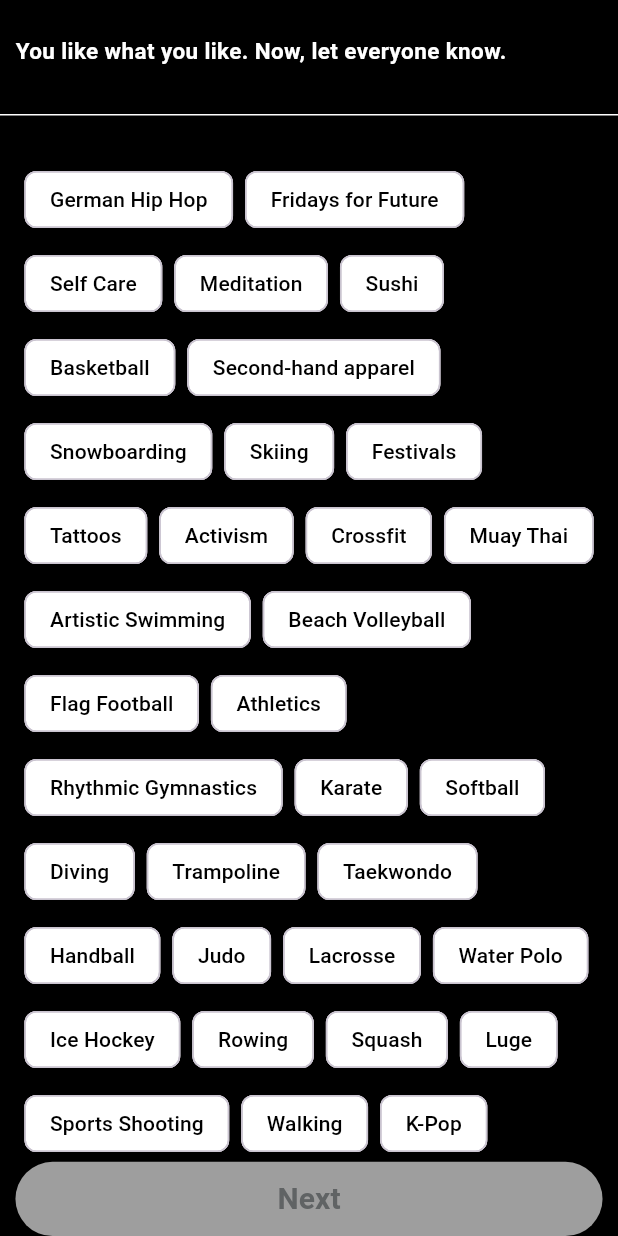
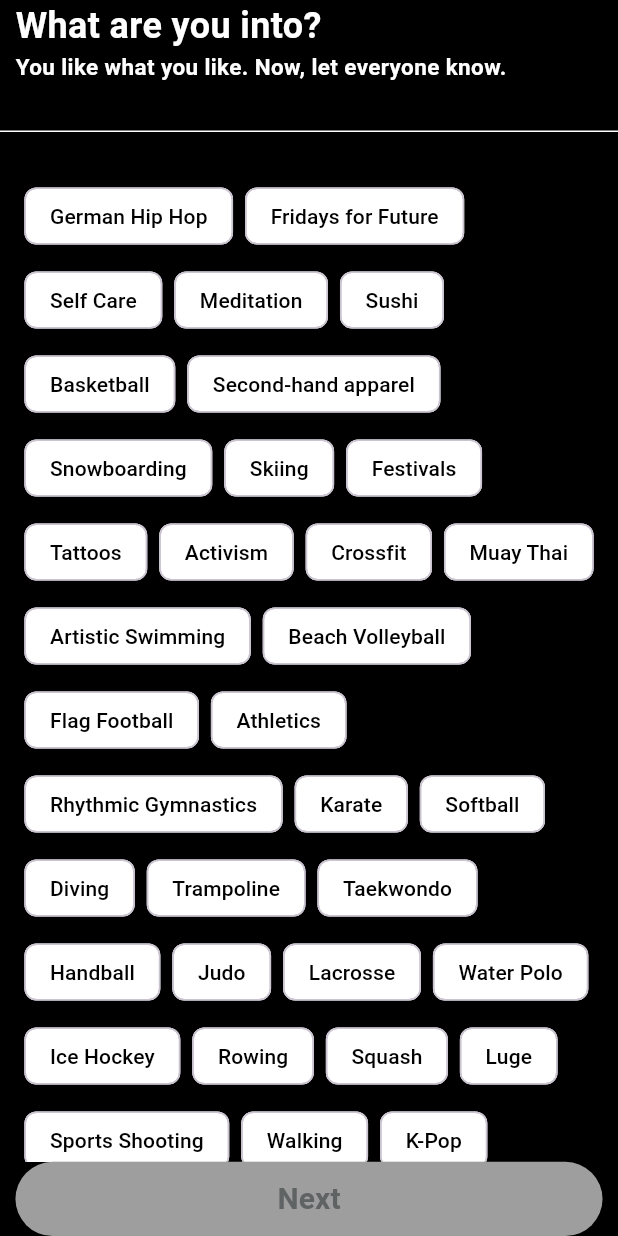
Before and after one commit to abdul-mannan07/tinderapp, a Flutter app: the HobbiesScreen screen opened directly, on a phone screen of 412 x 824 dp. Run offline on Flutter 3.47's test engine with Material 3 defaults, Android fonts, the light colour scheme and no system bars; our stand-ins replace dotted_border.

Commit message:
new update

```diff
--- a/lib/main.dart
+++ b/lib/main.dart
@@ -1,4 +1,5 @@
 import 'package:flutter/material.dart';
+import 'package:tinderapp/presentation/screens/browsing_flow/bottomnavigation_screen.dart';
 import 'package:tinderapp/presentation/screens/onboarding/dob_screen.dart';
 import 'package:tinderapp/presentation/screens/onboarding/lookingfor_screen.dart';
 import 'package:tinderapp/presentation/screens/onboarding/name_screen.dart';
@@ -22,7 +23,8 @@
       //home: PhoneScreen(),
       //home: NameScreen(),
       //home: LookingforScreen(),
-      home: DobScreen(),
+      // home: DobScreen(),
+      home: BottomNavScreen(),
     );
   }
 }
--- a/lib/presentation/theme/app_theme.dart
+++ b/lib/presentation/theme/app_theme.dart
@@ -4,10 +4,7 @@
   static ThemeData lightTheme = ThemeData(
     scaffoldBackgroundColor: Colors.white,
     textTheme: const TextTheme(
-      bodyMedium: TextStyle(
-        fontSize: 16,
-        color: Colors.black87,
-      ),
+      bodyMedium: TextStyle(fontSize: 16, color: Colors.black87),
     ),
   );
 
@@ -17,4 +14,10 @@
     begin: Alignment.topLeft,
     end: Alignment.bottomRight,
   );
+  // Add this static TextStyle for headings
+  static const TextStyle head1 = TextStyle(
+    fontSize: 24,
+    fontWeight: FontWeight.bold,
+    color: Colors.white,
+  );
 }
--- a/pubspec.yaml
+++ b/pubspec.yaml
@@ -35,6 +35,8 @@
   # Use with the CupertinoIcons class for iOS style icons.
   cupertino_icons: ^1.0.8
   intl: ^0.20.2
+  dotted_border: ^2.0.0
+
 
 dev_dependencies:
   flutter_test:
@@ -61,6 +63,7 @@
   # To add assets to your application, add an assets section, like this:
   assets:
     - assets/images/
+    - assets/search/
 
   # An image asset can refer to one or more resolution-specific "variants", see
   # https://flutter.dev/to/resolution-aware-images
```
Also changed, not shown: pubspec.lock.
